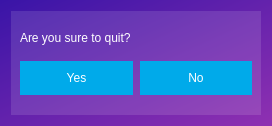
The window that memority/ui/submit_exit.ui (Memority/memority) describes before a commit, drawn with Qt 5.
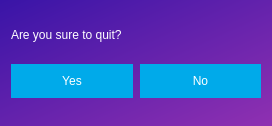
The same window after the commit. Icons and pictures are not drawn.

Commit message: Upd submit_exit dialog

The edit to the form file:
```diff
--- a/memority/ui/submit_exit.ui
+++ b/memority/ui/submit_exit.ui
@@ -44,46 +44,18 @@
   </property>
   <layout class="QVBoxLayout" name="verticalLayout">
    <item>
-    <widget class="QScrollArea" name="scrollArea">
-     <property name="minimumSize">
-      <size>
-       <width>250</width>
-       <height>100</height>
-      </size>
+    <spacer name="verticalSpacer">
+     <property name="orientation">
+      <enum>Qt::Vertical</enum>
      </property>
-     <property name="maximumSize">
+     <property name="sizeHint" stdset="0">
       <size>
-       <width>400</width>
-       <height>16777215</height>
+       <width>20</width>
+       <height>40</height>
       </size>
      </property>
-     <property name="styleSheet">
-      <string notr="true">background: rgba(255,255,255,30);
-border: none;
-</string>
-     </property>
-     <property name="verticalScrollBarPolicy">
-      <enum>Qt::ScrollBarAlwaysOff</enum>
-     </property>
-     <property name="horizontalScrollBarPolicy">
-      <enum>Qt::ScrollBarAlwaysOff</enum>
-     </property>
-     <property name="widgetResizable">
-      <bool>true</bool>
-     </property>
-     <widget class="QWidget" name="scrollAreaWidgetContents">
-      <property name="geometry">
-       <rect>
-        <x>0</x>
-        <y>0</y>
-        <width>260</width>
-        <height>114</height>
-       </rect>
-      </property>
-      <property name="styleSheet">
-       <string notr="true">background: rgba(255,255,255, 0)</string>
-      </property>
-      <layout class="QVBoxLayout" name="verticalLayout_2">
+    </spacer>
+   </item>
        <item>
         <widget class="QLabel" name="label">
          <property name="maximumSize">
@@ -102,6 +74,19 @@
          </property>
         </widget>
        </item>
+   <item>
+    <spacer name="verticalSpacer_3">
+     <property name="orientation">
+      <enum>Qt::Vertical</enum>
+     </property>
+     <property name="sizeHint" stdset="0">
+      <size>
+       <width>20</width>
+       <height>40</height>
+      </size>
+     </property>
+    </spacer>
+   </item>
        <item>
         <layout class="QHBoxLayout" name="horizontalLayout">
          <property name="spacing">
@@ -138,9 +123,18 @@
          </item>
         </layout>
        </item>
-      </layout>
-     </widget>
-    </widget>
+   <item>
+    <spacer name="verticalSpacer_2">
+     <property name="orientation">
+      <enum>Qt::Vertical</enum>
+     </property>
+     <property name="sizeHint" stdset="0">
+      <size>
+       <width>20</width>
+       <height>40</height>
+      </size>
+     </property>
+    </spacer>
    </item>
   </layout>
  </widget>
```
Lines whose indentation alone changed are shown as unchanged.
